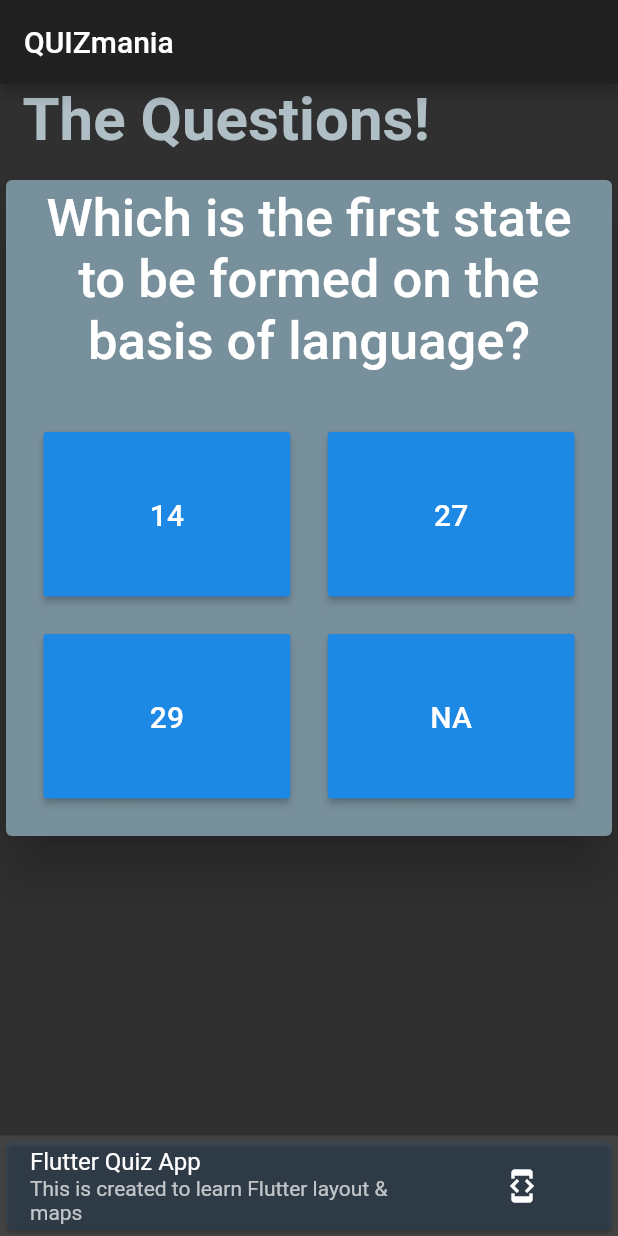
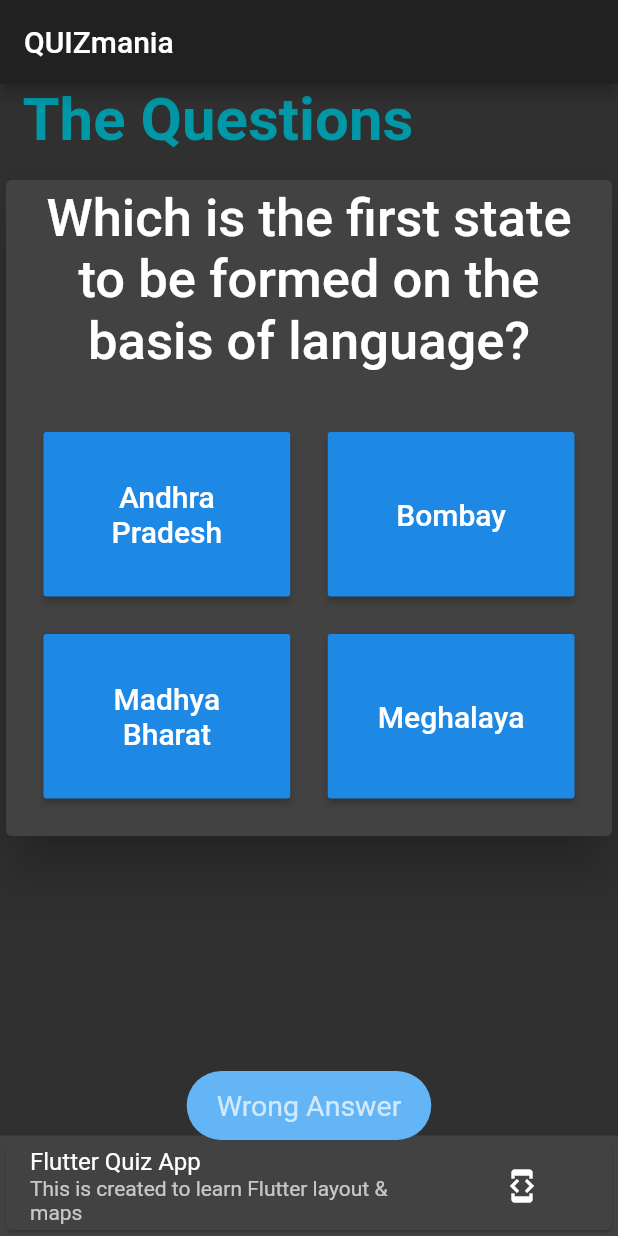
Before and after one commit to MiKr13/Flutter-Guide, a Flutter app: the screen it shows after launch, after a tap on "14", on a phone screen of 412 x 824 dp. Run offline on Flutter 3.47's test engine with Material 2 defaults, Android fonts, the phone set to English and light mode, and no system bars; our stand-ins replace fluttertoast, vibration.

Commit message:
Proper Quiz added, List of Map added, toast added, question right or wrong check added

```diff
--- a/lib/Stateless/answer.dart
+++ b/lib/Stateless/answer.dart
@@ -15,7 +15,7 @@ class Answer extends StatelessWidget {
         style: TextStyle(fontSize: 20, fontWeight: FontWeight.w500),
         textAlign: TextAlign.center,
       ),
-        onPressed: buttonPressHandler,
+        onPressed: () => buttonPressHandler(option),
       ),
     );
   }
--- a/lib/Stateless/footer.dart
+++ b/lib/Stateless/footer.dart
@@ -48,11 +48,11 @@ class MyFooter extends StatelessWidget {
             FlatButton(
               child: Row(
                 children: <Widget>[
-                  Icon(Icons.invert_colors),
+                  Icon(Icons.compare),
                   Text(' Change Theme'),
                 ],
               ),
-              onPressed: () => themeChangeHandler(),
+              onPressed: themeChangeHandler,
             ),
             FlatButton(
               child: Row(
@@ -61,9 +61,7 @@ class MyFooter extends StatelessWidget {
                   Text(' Go Back'),
                 ],
               ),
-              onPressed: () {
-                Navigator.of(context).pop();
-              },
+              onPressed: () => Navigator.of(context).pop(),
             ),
           ],
         );
@@ -75,9 +73,10 @@ class MyFooter extends StatelessWidget {
   Widget build(BuildContext context) {
     return Container(
       child: Card(
-        color: Color.fromRGBO(30, 144, 255, 0.1),
+        borderOnForeground: false,
         child: InkWell(
-          splashColor: Colors.black.withAlpha(20),
+          splashColor: Colors.black.withAlpha(25),
+          highlightColor: Colors.black.withAlpha(25),
           onLongPress: () {
             vibrate();
             _supportAuthor(context);
--- a/lib/Stateless/title.dart
+++ b/lib/Stateless/title.dart
@@ -10,11 +10,11 @@ class Title extends StatelessWidget {
       margin: EdgeInsets.fromLTRB(5, 0, 5, 10),
       child: RichText(
         text: TextSpan(
-          text: 'The Questions!',
+          text: 'The Questions',
           style: TextStyle(
             fontSize: 40.0,
             fontWeight: FontWeight.w600,
-            color: Colors.blueGrey[200],
+            color: Colors.cyan[700],
             height: 1.0,
           ),
         ),
--- a/lib/main.dart
+++ b/lib/main.dart
@@ -1,8 +1,10 @@
 import 'package:flutter/material.dart';
 import 'package:flutter/services.dart';
 
+import 'package:fluttertoast/fluttertoast.dart';
+
 import 'package:flutter_guide/Stateless/title.dart' as title;
-import 'package:flutter_guide/Stateless/question.dart' as question;
+import 'package:flutter_guide/Stateless/question.dart' as questionSection;
 import 'package:flutter_guide/Stateless/answer.dart' as answer;
 import 'package:flutter_guide/Stateless/footer.dart' as footer;
 
@@ -14,15 +16,51 @@ class MyApp extends StatefulWidget {
 }
 
 class _MyAppState extends State<MyApp> {
-  final List<String> _questions = [
-    "What is the number of states in India?",
-    "Which is the first state to be formed on the basis of language?",
-    "Which state was divided into Maharashtra and Gujarat in 1960?",
-    "Which city was the summer capital of India during British Rule?"
+  final List<Map<String, Object>> _questions = [
+    {
+      'questionText': 'What is the number of states in India?',
+      'options': ['14', '27', '29', 'NA'],
+      'answer': '29'
+    },
+    {
+      'questionText':
+          'Which is the first state to be formed on the basis of language?',
+      'options': ['Andhra Pradesh', 'Bombay', 'Madhya Bharat', 'Meghalaya'],
+      'answer': 'Andhra Pradesh'
+    },
+    {
+      'questionText':
+          'Which state was divided into Maharashtra and Gujarat in 1960?',
+      'options': ['Bombay', 'Madras', 'Mysore', 'Hyderabad'],
+      'answer': 'Bombay'
+    },
+    {
+      'questionText':
+          'Which city was the summer capital of India during British Rule?',
+      'options': ['Ooty', 'Simla', 'Pachmarhi', 'Matheran'],
+      'answer': 'Simla'
+    }
   ];
 
+  void _showToast(String text) {
+    Fluttertoast.showToast(
+        msg: text,
+        toastLength: Toast.LENGTH_SHORT,
+        gravity: ToastGravity.BOTTOM,
+        timeInSecForIos: 1,
+        backgroundColor: Colors.blue[300],
+        textColor: Colors.white70,
+        fontSize: 19.0
+    );
+  }
+
   var _index = 0;
-  void _changeQuestion() {
+  void _checkAndChangeQuestion(String choice) {
+    if (choice == _questions[_index]['answer']) {
+      _showToast('Right Answer');
+    } else {
+      _showToast('Wrong Answer');
+    }
     setState(() {
       if (_index == _questions.length - 1) {
         _index = 0;
@@ -50,11 +88,6 @@ class _MyAppState extends State<MyApp> {
         // primaryColor: Colors.blue,
         primarySwatch: Colors.blue,
       ),
-      darkTheme: ThemeData(
-        brightness: _theme,
-        // primaryColor: Colors.blue,
-        primarySwatch: Colors.blue,
-      ),
       home: Scaffold(
         appBar: AppBar(
           title: Text('QUIZmania'),
@@ -65,11 +98,12 @@ class _MyAppState extends State<MyApp> {
             Container(
               child: Card(
                 elevation: 15.0,
-                color: Colors.blueGrey[400],
+                // color: Colors.blueGrey[400],
                 child: Column(
                   children: <Widget>[
                     Center(
-                      child: question.Question(_questions[_index]),
+                      child: questionSection.Question(
+                          _questions[_index]['questionText']),
                     ),
                     GridView.count(
                       shrinkWrap: true,
@@ -79,10 +113,10 @@ class _MyAppState extends State<MyApp> {
                       crossAxisSpacing: 25.0,
                       padding: EdgeInsets.all(25),
                       children: <Widget>[
-                        answer.Answer('14', _changeQuestion),
-                        answer.Answer('27', _changeQuestion),
-                        answer.Answer('29', _changeQuestion),
-                        answer.Answer('NA', _changeQuestion),
+                        ...(_questions[_index]['options'] as List<String>)
+                            .map((option) {
+                          return answer.Answer(option, _checkAndChangeQuestion);
+                        }).toList(), // ... spread is used to populate list elements into children os GridView.count
                       ],
                     ),
                   ],
--- a/pubspec.yaml
+++ b/pubspec.yaml
@@ -21,6 +21,7 @@ dependencies:
     sdk: flutter
   url_launcher: ^3.0.0
   vibration: ^0.0.4
+  fluttertoast: ^3.1.0
 
   # The following adds the Cupertino Icons font to your application.
   # Use with the CupertinoIcons class for iOS style icons.
```
Also changed, not shown: pubspec.lock.
